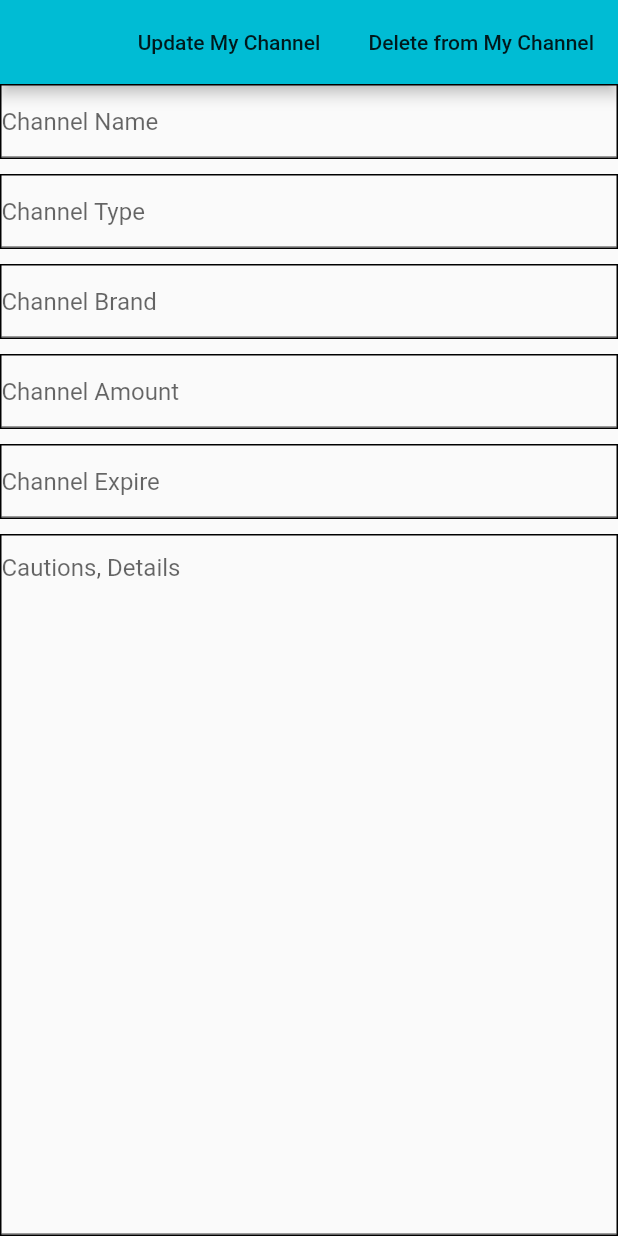
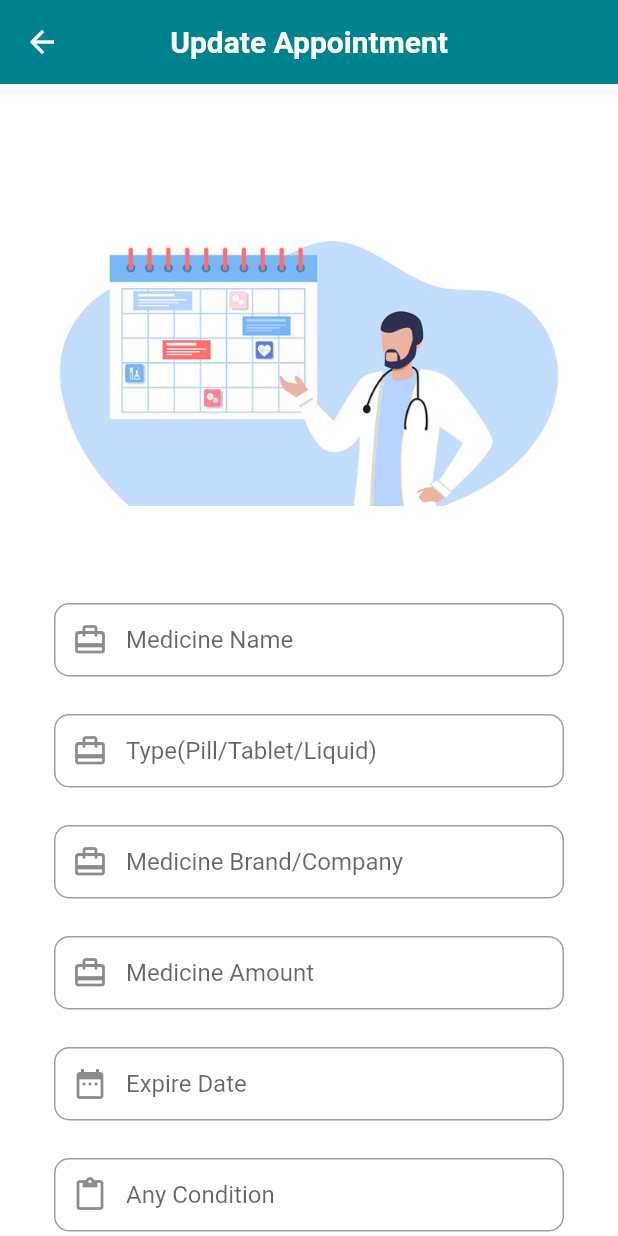
Before and after one commit to it19062884Ruvindu/Group_43_Medicine_Allert_App, a Flutter app: the EditChannel screen opened directly with empty values, on a phone screen of 412 x 824 dp. Run offline on Flutter 3.47's test engine with Material 2 defaults, Android fonts, the phone set to English and light mode, and no system bars; our stand-ins replace cloud_firestore, firebase_auth, firebase_core, fluttertoast, lottie; accounts and stored records are empty; statements that could not run were skipped.

Commit message:
Edit pages UI Updated

```diff
--- a/lib/pages/doctorvisit/channel_home.dart
+++ b/lib/pages/doctorvisit/channel_home.dart
@@ -199,7 +199,7 @@ class _ChannelHomeState extends State<ChannelHome> {
                             crossAxisAlignment: CrossAxisAlignment.start,
                             children: <Widget>[
                               Text(
-                                "Add new",
+                                "Place Appointment",
                                 style: TextStyle(
                                     color: Colors.white, fontSize: 12),
                               ),
@@ -258,7 +258,7 @@ class _ChannelHomeState extends State<ChannelHome> {
                             crossAxisAlignment: CrossAxisAlignment.start,
                             children: <Widget>[
                               Text(
-                                "Edit & remove",
+                                "Edit Appointment Details",
                                 style: TextStyle(
                                     color: Colors.white, fontSize: 12),
                               ),
@@ -267,7 +267,7 @@ class _ChannelHomeState extends State<ChannelHome> {
                               ),
                               GestureDetector(
                                 child: Text(
-                                  "Update & Remove Appointment",
+                                  "View & Edit Appointment",
                                   style: TextStyle(
                                     fontSize: 18,
                                     color: Colors.white,
--- a/lib/pages/doctorvisit/channel_list.dart
+++ b/lib/pages/doctorvisit/channel_list.dart
@@ -18,7 +18,7 @@ class ChannelList extends StatefulWidget {
 
 class _ChannelListState extends State<ChannelList> {
   final Stream<QuerySnapshot> _usersStream =
-  FirebaseFirestore.instance.collection('channels').snapshots();
+  FirebaseFirestore.instance.collection('appointment').snapshots();
 
   @override
   Widget build(BuildContext context) {
@@ -35,7 +35,7 @@ class _ChannelListState extends State<ChannelList> {
       ),
 
       appBar: AppBar(
-        title: Text('My Channel'),
+        title: Text('My Appointments'),
       ),
 
       body: StreamBuilder(
@@ -87,7 +87,7 @@ class _ChannelListState extends State<ChannelList> {
                           ),
 
                           title: Text(
-                            snapshot.data!.docChanges[index].doc['channelName'],
+                            snapshot.data!.docChanges[index].doc['appointmentType'],
                             style: TextStyle(
                               fontSize: 20,
                               fontWeight: FontWeight.bold,
@@ -95,7 +95,7 @@ class _ChannelListState extends State<ChannelList> {
                           ),
 
                           subtitle: Text(
-                            snapshot.data!.docChanges[index].doc['content'],
+                            snapshot.data!.docChanges[index].doc['appointmentDetails'],
                             style: TextStyle(
                               fontSize: 15,
                             ),
--- a/lib/pages/doctorvisit/channel_read.dart
+++ b/lib/pages/doctorvisit/channel_read.dart
@@ -21,7 +21,7 @@ class _ChannelReadState extends State<ChannelRead> {
             child: Container(
                 decoration: BoxDecoration(border: Border.all()),
                 child: Text(
-                    widget.docid.get('channelName')
+                    widget.docid.get('appointmentType')
                 )
             ),
           ),
@@ -35,7 +35,7 @@ class _ChannelReadState extends State<ChannelRead> {
             child: Container(
                 decoration: BoxDecoration(border: Border.all()),
                 child: Text(
-                    widget.docid.get('channelType')
+                    widget.docid.get('patientName')
                 )
             ),
           ),
@@ -49,7 +49,7 @@ class _ChannelReadState extends State<ChannelRead> {
             child: Container(
                 decoration: BoxDecoration(border: Border.all()),
                 child: Text(
-                    widget.docid.get('channelBrand')
+                    widget.docid.get('patientAge')
                 )
             ),
           ),
@@ -63,7 +63,7 @@ class _ChannelReadState extends State<ChannelRead> {
             child: Container(
                 decoration: BoxDecoration(border: Border.all()),
                 child: Text(
-                    widget.docid.get('channelAmount')
+                    widget.docid.get('patientMobile')
                 )
             ),
           ),
@@ -77,7 +77,7 @@ class _ChannelReadState extends State<ChannelRead> {
             child: Container(
                 decoration: BoxDecoration(border: Border.all()),
                 child: Text(
-                    widget.docid.get('channelExpire')
+                    widget.docid.get('appointmentDate')
                 )
             ),
           ),
@@ -92,7 +92,7 @@ class _ChannelReadState extends State<ChannelRead> {
             child: Container(
                 decoration: BoxDecoration(border: Border.all()),
                 child: Text(
-                  widget.docid.get('content'),
+                  widget.docid.get('appointmentDetails'),
                 )
             ),
           )
--- a/lib/pages/doctorvisit/edit_channel.dart
+++ b/lib/pages/doctorvisit/edit_channel.dart
@@ -13,166 +13,297 @@ class EditChannel extends StatefulWidget {
 
 class _EditChannelState extends State<EditChannel> {
 
-  TextEditingController channelName = TextEditingController();
-  TextEditingController channelType = TextEditingController();
-  TextEditingController channelBrand = TextEditingController();
-  TextEditingController channelAmount = TextEditingController();
-  TextEditingController channelExpire = TextEditingController();
-
-  TextEditingController content = TextEditingController();
+  TextEditingController appointmentType = TextEditingController();
+  TextEditingController patientName = TextEditingController();
+  TextEditingController patientAge = TextEditingController();
+  TextEditingController patientMobile = TextEditingController();
+  TextEditingController appointmentDate = TextEditingController();
+  TextEditingController appointmentDetails = TextEditingController();
 
   @override
   void initState() {
 
-    channelName = TextEditingController(text: widget.docid.get('channelName'));
-    channelType = TextEditingController(text: widget.docid.get('channelType'));
-    channelBrand = TextEditingController(text: widget.docid.get('channelBrand'));
-    channelAmount = TextEditingController(text: widget.docid.get('channelAmount'));
-    channelExpire = TextEditingController(text: widget.docid.get('channelExpire'));
-    content = TextEditingController(text: widget.docid.get('content'));
+    appointmentType = TextEditingController(text: widget.docid.get('appointmentType'));
+    patientName = TextEditingController(text: widget.docid.get('patientName'));
+    patientAge = TextEditingController(text: widget.docid.get('patientAge'));
+    patientMobile = TextEditingController(text: widget.docid.get('patientMobile'));
+    appointmentDate = TextEditingController(text: widget.docid.get('appointmentDate'));
+    appointmentDetails = TextEditingController(text: widget.docid.get('appointmentDetails'));
 
     super.initState();
   }
 
   @override
   Widget build(BuildContext context) {
-    return Scaffold(
-      appBar: AppBar(
-        actions: [
 
-          MaterialButton(
+
+
+    final AppTypeField = TextFormField(
+      autofocus: false,
+      controller: appointmentType,
+      keyboardType: TextInputType.text,
+      validator: (value) {
+        if (value!.isEmpty) {
+          return ("Please Enter New Medicine Name");
+        }
+        return null;
+      },
+      onSaved: (value) {
+    appointmentType.text = value!;
+      },
+      textInputAction: TextInputAction.next,
+      decoration: InputDecoration(
+        prefixIcon: Icon(Icons.wallet_travel_rounded),
+        contentPadding: EdgeInsets.fromLTRB(20, 15, 20, 15),
+        hintText: "Medicine Name",
+        border: OutlineInputBorder(borderRadius: BorderRadius.circular(10)),
+      ),
+    );
+
+
+
+    final AppNameField = TextFormField(
+      autofocus: false,
+      controller: patientName ,
+      keyboardType: TextInputType.text,
+      validator: (value) {
+        if (value!.isEmpty) {
+          return ("Please Enter New Medicine Type");
+        }
+        return null;
+      },
+      onSaved: (value) {
+        patientName.text = value!;
+      },
+      textInputAction: TextInputAction.next,
+      decoration: InputDecoration(
+        prefixIcon: Icon(Icons.wallet_travel_rounded),
+        contentPadding: EdgeInsets.fromLTRB(20, 15, 20, 15),
+        hintText: "Type(Pill/Tablet/Liquid)",
+        border: OutlineInputBorder(borderRadius: BorderRadius.circular(10)),
+      ),
+    );
+
+
+
+    final AppAgeField = TextFormField(
+      autofocus: false,
+      controller: patientAge ,
+      keyboardType: TextInputType.text,
+      validator: (value) {
+        if (value!.isEmpty) {
+          return ("Please Enter New Medicine Brand and Company");
+        }
+        return null;
+      },
+      onSaved: (value) {
+        patientAge.text = value!;
+      },
+      textInputAction: TextInputAction.next,
+      decoration: InputDecoration(
+        prefixIcon: Icon(Icons.wallet_travel_rounded),
+        contentPadding: EdgeInsets.fromLTRB(20, 15, 20, 15),
+        hintText: "Medicine Brand/Company",
+        border: OutlineInputBorder(borderRadius: BorderRadius.circular(10)),
+      ),
+    );
+
+
+
+    final AppMobField = TextFormField(
+      autofocus: false,
+      controller: patientMobile,
+      keyboardType: TextInputType.text,
+      validator: (value) {
+        if (value!.isEmpty) {
+          return ("Please Enter Added Medicine Amount ");
+        }
+        return null;
+      },
+      onSaved: (value) {
+        patientMobile.text = value!;
+      },
+      textInputAction: TextInputAction.next,
+      decoration: InputDecoration(
+        prefixIcon: Icon(Icons.wallet_travel_rounded),
+        contentPadding: EdgeInsets.fromLTRB(20, 15, 20, 15),
+        hintText: "Medicine Amount",
+        border: OutlineInputBorder(borderRadius: BorderRadius.circular(10)),
+      ),
+    );
+
+
+
+    final AppDateField = TextFormField(
+      autofocus: false,
+      controller: appointmentDate,
+      keyboardType: TextInputType.datetime,
+      validator: (value) {
+        if (value!.isEmpty) {
+          return ("Please Enter The Expire Date for the Medicines");
+        }
+        return null;
+      },
+      onSaved: (value) {
+        appointmentDate.text = value!;
+      },
+      textInputAction: TextInputAction.next,
+      decoration: InputDecoration(
+        prefixIcon: Icon(Icons.date_range),
+        contentPadding: EdgeInsets.fromLTRB(20, 15, 20, 15),
+        hintText: "Expire Date",
+        border: OutlineInputBorder(borderRadius: BorderRadius.circular(10)),
+      ),
+    );
+
+
+
+    final AppcontentField = TextFormField(
+      autofocus: false,
+      controller: appointmentDetails ,
+      keyboardType: TextInputType.text,
+
+      onSaved: (value) {
+        appointmentDetails.text = value!;
+      },
+      textInputAction: TextInputAction.done,
+      decoration: InputDecoration(
+        prefixIcon: Icon(Icons.content_paste),
+        contentPadding: EdgeInsets.fromLTRB(20, 15, 20, 15),
+        hintText: "Any Condition",
+        border: OutlineInputBorder(borderRadius: BorderRadius.circular(10)),
+      ),
+    );
+
+
+
+    final EditButton = Material(
+      elevation: 5,
+      borderRadius: BorderRadius.circular(30),
+      color: Colors.cyan[800],
+      child: MaterialButton(
+          padding: EdgeInsets.fromLTRB(20, 15, 20, 15),
+          minWidth: MediaQuery.of(context).size.width,
           onPressed: () {
             widget.docid.reference.update({
-                'channelName': channelName.text,
-                'channelType': channelType.text,
-                'channelBrand': channelBrand.text,
-                'channelAmount': channelAmount.text,
-                'channelExpire': channelExpire.text,
-                'content': content.text,
+              'appointmentType': appointmentType.text,
+              'patientName': patientName.text,
+              'patientAge': patientAge.text,
+              'patientMobile': patientMobile.text,
+              'appointmentDate': appointmentDate.text,
+              'appointmentDetails': appointmentDetails.text,
 
             }).whenComplete(() {
               Navigator.pushReplacement(
                   context, MaterialPageRoute(builder: (_) => ChannelList()));
             });
           },
-            child: Text("Update My Channel"),
-          ),
+          child: Text(
+            "Update Appointment",
+            textAlign: TextAlign.center,
+            style: TextStyle(
+                fontSize: 16, color: Colors.white, fontWeight: FontWeight.bold),
+          )),
+    );
 
 
-          MaterialButton(
+
+    final DeleteButton = Material(
+      elevation: 5,
+      borderRadius: BorderRadius.circular(30),
+      color: Colors.red[500],
+      child: MaterialButton(
+          padding: EdgeInsets.fromLTRB(20, 15, 20, 15),
+          minWidth: MediaQuery.of(context).size.width,
           onPressed: () {
             widget.docid.reference.delete().whenComplete(() {
               Navigator.pushReplacement(
                   context, MaterialPageRoute(builder: (_) => ChannelList()));
             });
           },
-            child: Text("Delete from My Channel"),
-          ),
-
-        ],
-      ),
+          child: Text(
+            "Delete Appointment",
+            textAlign: TextAlign.center,
+            style: TextStyle(
+                fontSize: 16, color: Colors.white, fontWeight: FontWeight.bold),
+          )),
+    );
 
 
-      body: Container(
-        child: Column(
-          children: [
 
-            Container(
-              decoration: BoxDecoration(border: Border.all()),
-              child: TextField(
-                controller: channelName,
-                decoration: InputDecoration(
-                  hintText: 'Channel Name',
+
+    return Scaffold(
+
+      appBar: AppBar(
+        title: const Text("Update Appointment"),
+        titleTextStyle: const TextStyle(
+          color: Color(0xFFFFFFFF),
+          fontWeight: FontWeight.bold,
+          fontSize: 20,
         ),
+        backgroundColor: Colors.transparent,
+        centerTitle: true,
+        elevation: 0,
+        leading: IconButton(
+          icon: const Icon(Icons.arrow_back, color: Color(0xFFFFFFFF)),
+          onPressed: (){
+            Navigator.of(context).pop();
+          },
         ),
       ),
 
-            SizedBox(
-              height: 10,
-            ),
+      backgroundColor: const Color(0xFF00838F),
+
+      body: Center(
+        child: SingleChildScrollView(
+          child: Container(
+            color: Colors.white,
+            child: Padding(
+              padding: const EdgeInsets.all(36.0),
+              child: Form(
+                //  key: _formKey2,
+                child: Column(
+                  mainAxisAlignment: MainAxisAlignment.center,
+                  crossAxisAlignment: CrossAxisAlignment.center,
+                  children: <Widget>[
 
 
-            Container(
-              decoration: BoxDecoration(border: Border.all()),
-              child: TextField(
-                controller: channelType,
-                decoration: InputDecoration(
-                  hintText: 'Channel Type',
-                ),
-              ),
-            ),
-
                     SizedBox(
-              height: 10,
-            ),
+                        height: 300,
+                        width: 400,
+                        child: Image.asset(
+                          "assets/Appointment_edit.jpg",
+                          fit: BoxFit.contain,
+                        )),
 
 
-            Container(
-              decoration: BoxDecoration(border: Border.all()),
-              child: TextField(
-                controller: channelBrand,
-                decoration: InputDecoration(
-                  hintText: 'Channel Brand',
-                ),
-              ),
-            ),
+                    SizedBox(height: 10),
+                    AppTypeField,
+                    SizedBox(height: 25),
+                    AppNameField,
+                    SizedBox(height: 25),
+                    AppAgeField,
+                    SizedBox(height: 25),
+                    AppMobField,
+                    SizedBox(height: 25),
+                    AppDateField,
+                    SizedBox(height: 25),
+                    AppcontentField,
+                    SizedBox(height: 35),
+                    EditButton,
+                    SizedBox(height: 15),
+                    DeleteButton,
+                    SizedBox(height: 15),
 
-            SizedBox(
-              height: 10,
-            ),
-
-
-
-            Container(
-              decoration: BoxDecoration(border: Border.all()),
-              child: TextField(
-                controller: channelAmount,
-                decoration: InputDecoration(
-                  hintText: 'Channel Amount',
-                ),
-              ),
-            ),
-
-            SizedBox(
-              height: 10,
-            ),
-
-
-
-            Container(
-              decoration: BoxDecoration(border: Border.all()),
-              child: TextField(
-                controller: channelExpire,
-                decoration: InputDecoration(
-                  hintText: 'Channel Expire',
-                ),
-              ),
-            ),
-
-            SizedBox(
-              height: 10,
-            ),
-
-
-
-            Expanded(
-              child: Container(
-                decoration: BoxDecoration(border: Border.all()),
-                child: TextField(
-                  controller: content,
-                  expands: true,
-                  maxLines: null,
-                  decoration: InputDecoration(
-                    hintText: 'Cautions, Details',
+                  ],
                 ),
               ),
             ),
           ),
-
-
-          ],
         ),
       ),
     );
+
+
   }
 }
--- a/pubspec.yaml
+++ b/pubspec.yaml
@@ -79,6 +79,7 @@ flutter:
    - assets/r7.png
    - assets/appointment.jpg
    - assets/appointment_add.jpg
+   - assets/Appointment_edit.jpg
 
   # An image asset can refer to one or more resolution-specific "variants", see
   # https://flutter.dev/assets-and-images/#resolution-aware.
```
Also changed, not shown: assets/Appointment_edit.jpg (added). Lines whose indentation alone changed are shown as unchanged.
